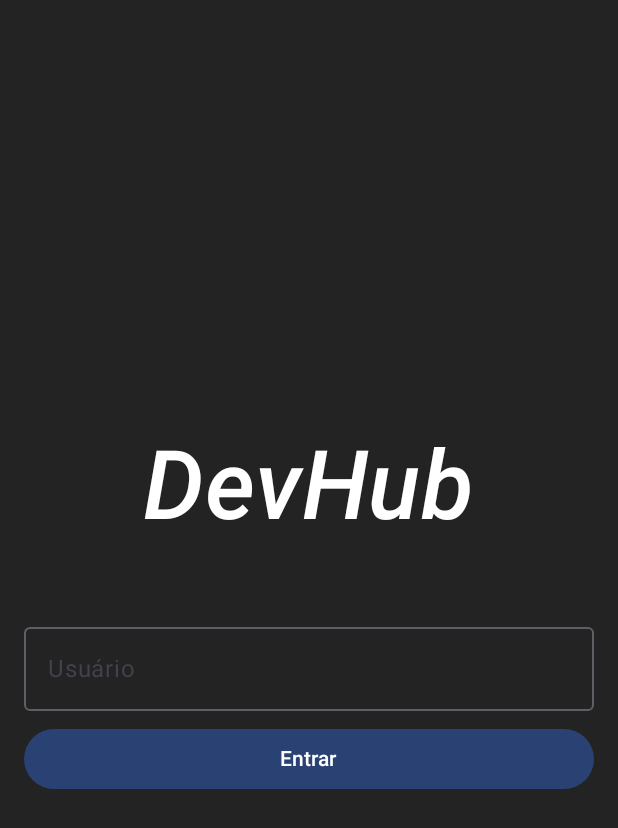
After one commit to Ikognyt/DevHub, an Android app built with Jetpack Compose: the composable SearchUserScreen shown on its own in the app's theme, on a phone screen of 412 x 824 dp. The commit adds this screen. Shown: the top 828 px of the screen. Run offline under Robolectric (Android 15) with nearby library versions, the phone set to English and light mode, and no system bars.

Commit message:
Extra Exercise Complete

```diff
--- a/app/src/main/AndroidManifest.xml
+++ b/app/src/main/AndroidManifest.xml
@@ -19,6 +19,7 @@
             android:name=".views.MainActivity"
             android:exported="true"
             android:label="@string/app_name"
+            android:windowSoftInputMode="adjustResize"
             android:theme="@style/Theme.DevHub">
             <intent-filter>
                 <action android:name="android.intent.action.MAIN" />
--- /dev/null
+++ b/app/src/main/java/br/com/ylotec/devhub/ui/screen/SearchUserScreen.kt
@@ -0,0 +1,73 @@
+package br.com.ylotec.devhub.ui.screen
+
+import androidx.compose.foundation.background
+import androidx.compose.foundation.layout.*
+import androidx.compose.foundation.rememberScrollState
+import androidx.compose.foundation.verticalScroll
+import androidx.compose.material3.Button
+import androidx.compose.material3.OutlinedTextField
+import androidx.compose.material3.Text
+import androidx.compose.runtime.*
+import androidx.compose.ui.Alignment
+import androidx.compose.ui.Modifier
+import androidx.compose.ui.graphics.Color
+import androidx.compose.ui.text.font.FontStyle
+import androidx.compose.ui.text.font.FontWeight
+import androidx.compose.ui.tooling.preview.Preview
+import androidx.compose.ui.unit.dp
+import androidx.compose.ui.unit.sp
+
+@Composable
+fun SearchUserScreen(
+    onEnterClick: (user: String) -> Unit = {}
+) {
+    var user by remember { mutableStateOf("") }
+    Column(
+        horizontalAlignment = Alignment.CenterHorizontally,
+        modifier = Modifier
+            .fillMaxSize()
+            .verticalScroll(rememberScrollState())
+            .background(color = Color(0xFF232324))
+        ,
+        verticalArrangement = Arrangement.Center
+    ) {
+        Text(
+            "DevHub",
+            fontSize = 64.sp,
+            modifier = Modifier.paddingFromBaseline(bottom = 64.sp),
+            fontWeight = FontWeight(weight = 600),
+            fontStyle = FontStyle.Italic,
+            color = Color.White
+        )
+        OutlinedTextField(
+            value = user,
+            onValueChange = {
+                user = it
+            },
+            modifier = Modifier
+                .padding(horizontal = 16.dp)
+                .fillMaxWidth(),
+            label = {
+                Text(text = "Usuário")
+            }
+        )
+        Button(
+            onClick = { onEnterClick(user) },
+            Modifier
+                .padding(
+                    horizontal = 16.dp,
+                    vertical = 8.dp
+                )
+                .fillMaxWidth()
+        ) {
+            Text(text = "Entrar")
+        }
+    }
+
+}
+
+@Preview(showBackground = true)
+@Composable
+fun SearchUserScreenPreview() {
+    SearchUserScreen()
+}
```
Also changed, not shown: app/src/main/java/br/com/ylotec/devhub/views/MainActivity.kt (+32 -2 lines).
